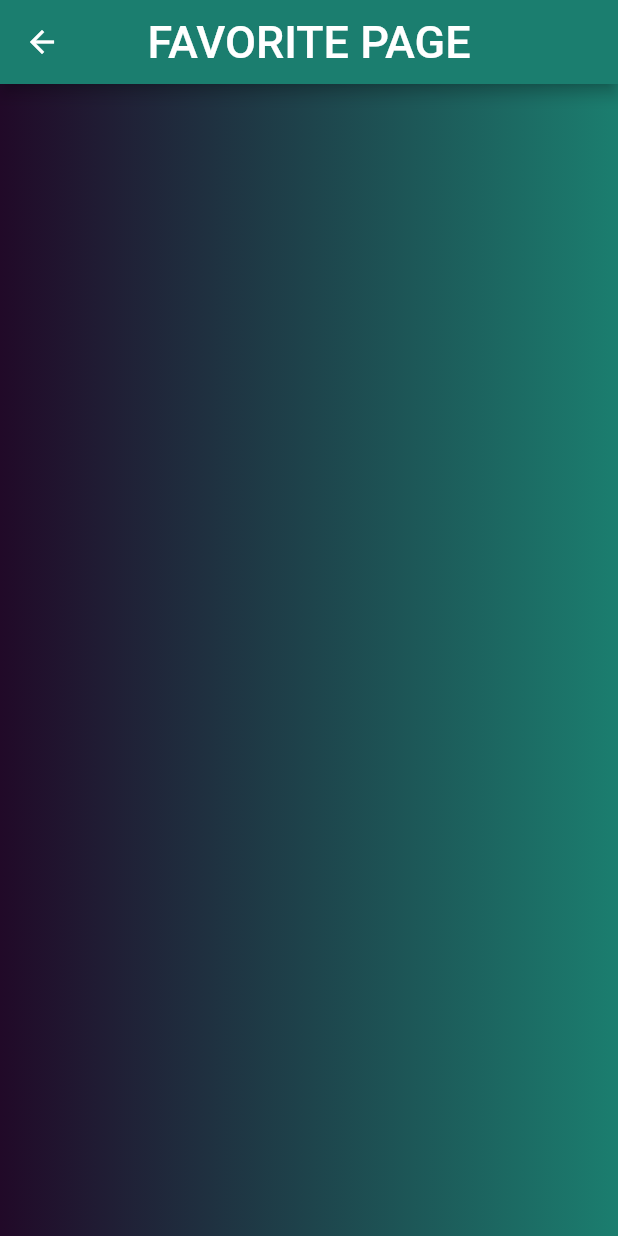
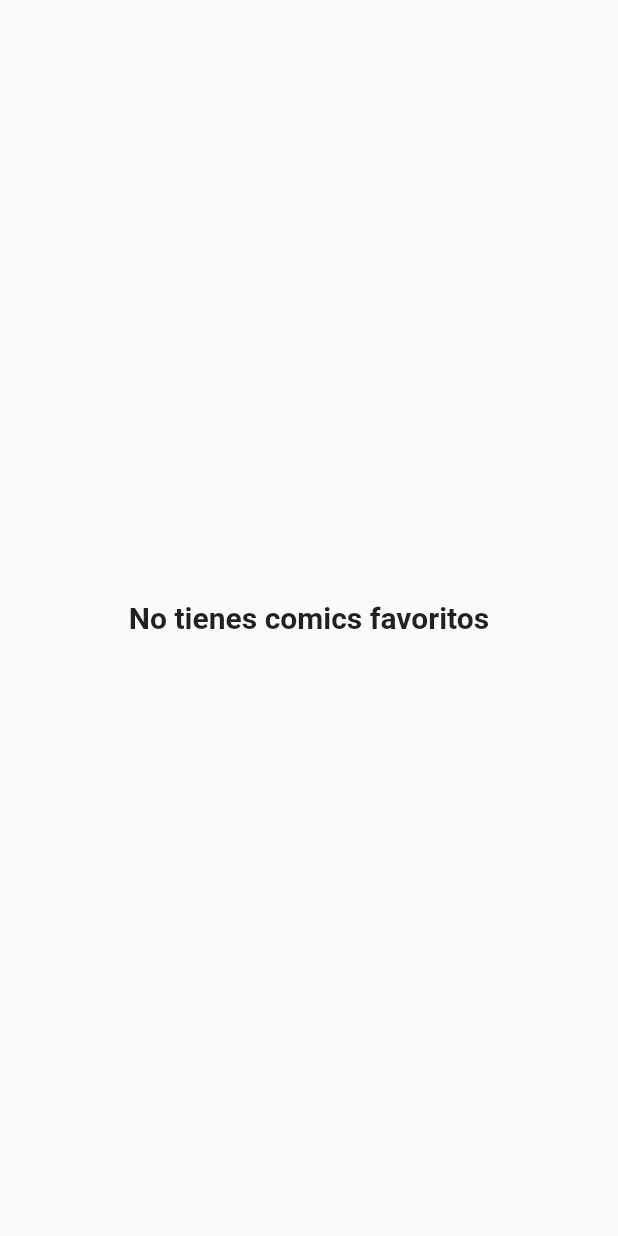
Before and after one commit to cochi12/ProyectoFinal, a Flutter app: the FavoritePage screen opened directly, on a phone screen of 412 x 824 dp. Run offline on Flutter 3.47's test engine with Material 2 defaults, Android fonts, the phone set to English and light mode, and no system bars; network calls fail.

Commit message:
Se añadió apartado de favoritos

```diff
--- a/lib/Pages/favorite_page.dart
+++ b/lib/Pages/favorite_page.dart
@@ -1,25 +1,45 @@
 import 'package:flutter/material.dart';
-import 'package:proyectofinal_emmanuelrios/widgets/item_fondo.dart';
+import 'package:proyectofinal_emmanuelrios/Provider/favorite_provider.dart';
+import 'package:provider/provider.dart';
 
 class FavoritePage extends StatelessWidget {
   @override
   Widget build(BuildContext context) {
+    final favoritesComics = Provider.of<ComicsFavoritesProvider>(context);
+
     return Scaffold(
-      appBar: AppBar(
-        backgroundColor: const Color.fromRGBO(27, 126, 111, 1.0),
-        centerTitle: true,
-        title: const Text(
-          "FAVORITE PAGE",
+      body: favoritesComics.listFavoriteList.isNotEmpty
+          ? Column(
+        children: [
+          SizedBox(height: 40),
+          Expanded(
+            child: ListView.builder(
+              itemCount: favoritesComics.listFavoriteList.length,
+              itemBuilder: (context, index) {
+                return Container(
+                  margin: EdgeInsets.only(bottom: 23),
+                  child: ListTile(
+                    leading: Image(
+                        image: NetworkImage(favoritesComics
+                            .listFavoriteList[index]
+                            .getFullPoster())),
+                    title: Text(
+                        favoritesComics.listFavoriteList[index].title),
+                  ),
+                );
+              },
+            ),
+          ),
+        ],
+      )
+          : Center(
+        child: Text(
+          'No tienes comics favoritos',
           style: TextStyle(
-            fontSize: 30,
-            color: Colors.white,
+            fontSize: 20,
+            fontWeight: FontWeight.bold,
           ),
         ),
-      ),
-      body: Stack(
-        children: <Widget>[
-          fondoApp(),
-        ],
       ),
     );
   }
--- a/lib/Provider/favorite_provider.dart
+++ b/lib/Provider/favorite_provider.dart
@@ -0,0 +1,17 @@
+import 'package:proyectofinal_emmanuelrios/models/response_comics.dart';
+import 'package:flutter/foundation.dart';
+
+class ComicsFavoritesProvider extends ChangeNotifier {
+  List<Comic> _listFavoriteComics = [];
+
+  List<Comic> get listFavoriteList => _listFavoriteComics;
+
+  void addComic(Comic comic) {
+    _listFavoriteComics.add(comic);
+    notifyListeners();
+  }
+    void removeComic(Comic comic) {
+      _listFavoriteComics.remove(comic);
+      notifyListeners();
+  }
+}
--- a/lib/models/constants.dart
+++ b/lib/models/constants.dart
@@ -1,4 +1,4 @@
 class Constants {
-  static List<String> listComicsFake =
+  static List<String> listComics =
       List.generate(10, (int index) => 'Comic numero $index');
 }
--- a/lib/widgets/item_comic.dart
+++ b/lib/widgets/item_comic.dart
@@ -32,13 +32,9 @@ class ItemComic extends StatelessWidget {
           title: Text(
             comic.title,
             style: const TextStyle(
-              color: Colors.white,
+              color: Color.fromRGBO(27, 126, 111, 1.0),
               fontSize: 23,
             ),
-          ),
-          trailing: IconButton (
-            icon: Icon(Icons.favorite),
-            onPressed: () {},
           ),
         ),
       ),
--- a/lib/widgets/vista_comics.dart
+++ b/lib/widgets/vista_comics.dart
@@ -25,7 +25,7 @@ class vistaComics extends StatelessWidget {
               const SizedBox(height: 20),
               Expanded(
                 child: ListView.builder(
-                  itemCount: Constants.listComicsFake.length,
+                  itemCount: Constants.listComics.length,
                   itemBuilder: (context, index) {
                     final comic = snapshot.data![index];
                     return ItemComic(
```
Also changed, not shown: lib/Pages/description_page.dart (+14 -0 lines), lib/Pages/home_page.dart (+27 -7 lines), lib/main.dart (+15 -8 lines), lib/widgets/Bnavigation.dart (deleted, +0 -34 lines).
